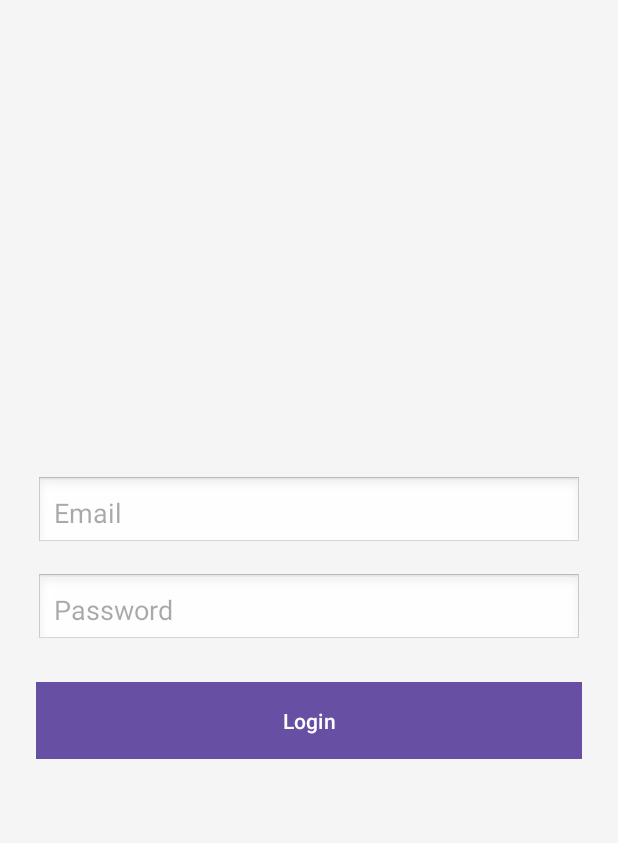
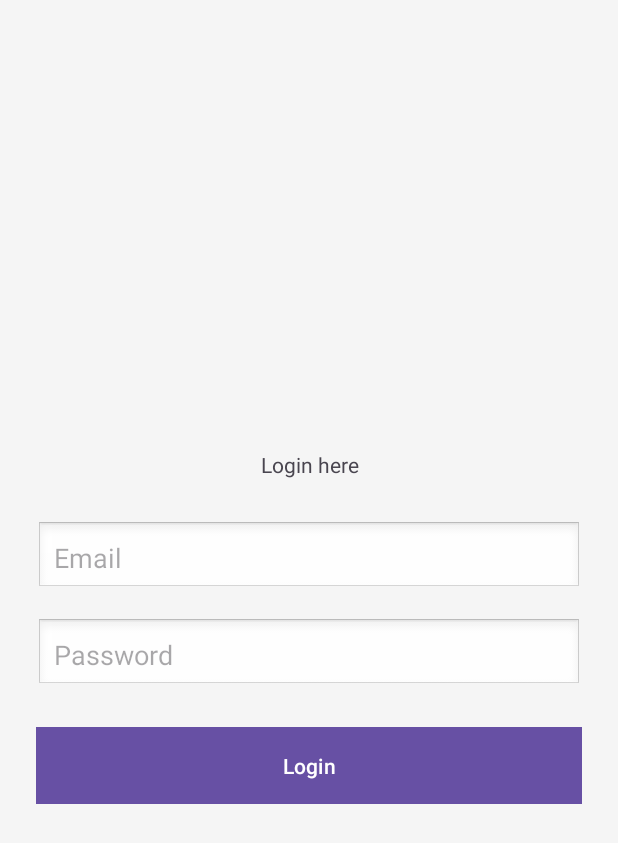
Before and after one commit to Postarji/Paketnik, an Android app: the LoginActivity screen opened directly, with no data from a screen before it, on a phone screen of 412 x 824 dp. Shown: the top 843 px of the screen. Run offline under Robolectric (Android 15) with nearby library versions, the phone set to English and light mode, and no system bars.

Commit message:
PAM-75 small modifications to the layout of the Login and main activities

```diff
--- a/PROGRAMSKI-JEZIKI/app/src/main/res/layout/activity_login.xml
+++ b/PROGRAMSKI-JEZIKI/app/src/main/res/layout/activity_login.xml
@@ -7,6 +7,15 @@
     android:padding="24dp"
     android:gravity="center"
     android:background="#f5f5f5">
+
+    <TextView
+        android:id="@+id/textView"
+        android:layout_width="match_parent"
+        android:layout_height="wrap_content"
+        android:text="Login here"
+        android:padding="12dp"
+        android:layout_marginBottom="16dp"
+        android:textAlignment="center"/>
 
     <EditText
         android:id="@+id/etEmail"
--- a/PROGRAMSKI-JEZIKI/app/src/main/res/layout/activity_main.xml
+++ b/PROGRAMSKI-JEZIKI/app/src/main/res/layout/activity_main.xml
@@ -59,9 +59,11 @@
 
     <Button
         android:id="@+id/btnGoToLogin"
-        android:layout_width="378dp"
-        android:layout_height="43dp"
+        android:layout_width="0dp"
+        android:layout_height="wrap_content"
+        android:layout_marginStart="16dp"
         android:layout_marginTop="16dp"
+        android:layout_marginEnd="16dp"
         android:text="Go to Login"
         app:layout_constraintEnd_toEndOf="parent"
         app:layout_constraintStart_toStartOf="parent"
```
